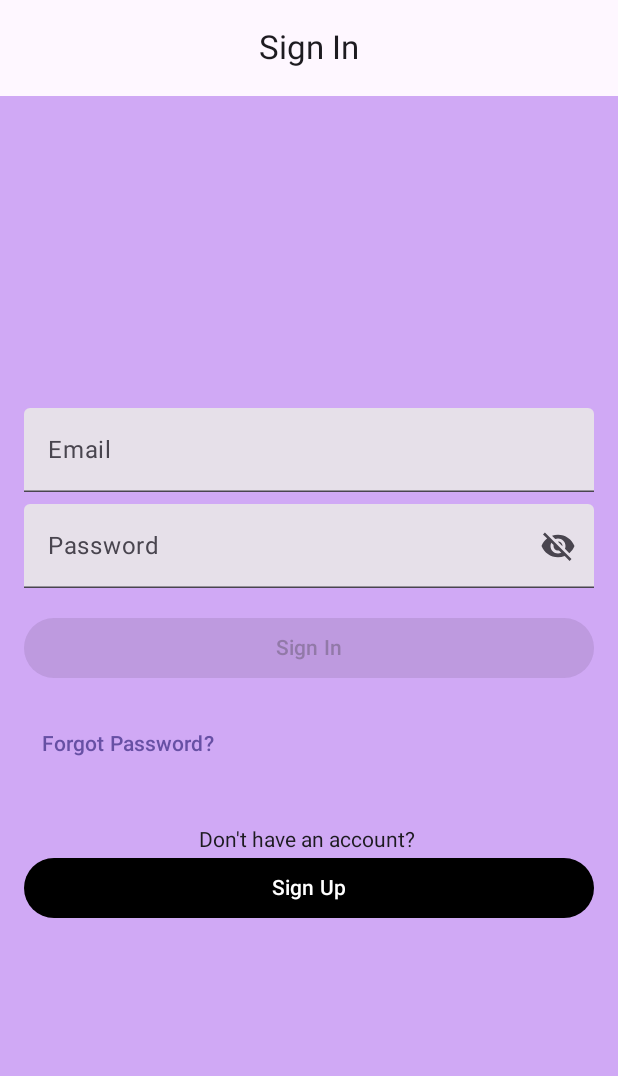
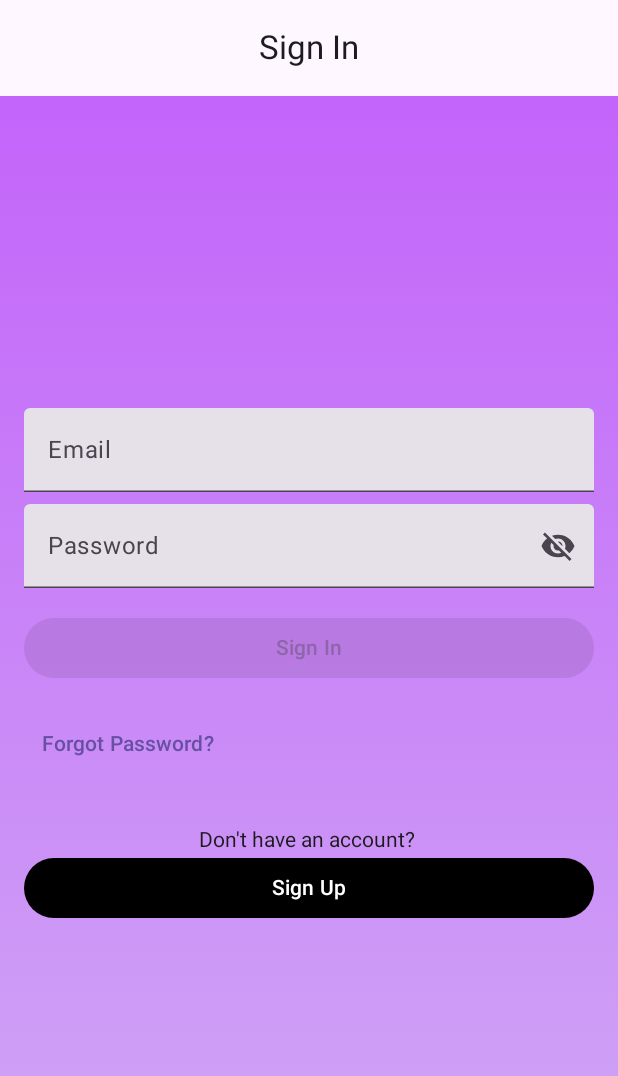
Before and after one commit to Munira12345/MazeConnect_, an Android app built with Jetpack Compose: the screen it shows after launch (MainActivity), after a tap on "Sign In", on a phone screen of 412 x 824 dp. Shown: the top 1076 px of the screen. Run offline under Robolectric (Android 15) with nearby library versions, the light colour scheme and no system bars; our stand-ins replace Firebase (no records; nobody signed in at launch, a user with empty details on screens opened directly); missing, so only their content is drawn: MazeConnectTheme.

Commit message:
sign in and up now have a gradient look toward the UI

```diff
--- a/app/src/main/java/com/example/mazeconnect/SignIn.kt
+++ b/app/src/main/java/com/example/mazeconnect/SignIn.kt
@@ -21,6 +21,9 @@ import androidx.navigation.NavHostController
 import androidx.compose.ui.graphics.Color
 import com.google.firebase.auth.FirebaseAuth
 //import com.google.firebase.auth.FirebaseAuthException
+import androidx.compose.ui.graphics.Brush
+import androidx.compose.ui.geometry.Offset
+
 
 @OptIn(ExperimentalMaterial3Api::class)
 @Composable
@@ -43,7 +46,13 @@ fun SignInScreen(navController: NavHostController) {
             modifier = Modifier
                 .fillMaxSize()
                 .padding(paddingValues)
-                .background(Color(0xFFD0A9F5))
+                .background(
+                    brush = Brush.linearGradient(
+                        colors = listOf(Color(0xFFC364FA), Color(0xFFD0A9F5)), // Gradient from #C364FA to #D0A9F5
+                        start = Offset(0f, 0f),
+                        end = Offset(0f, Float.POSITIVE_INFINITY)
+                    )
+                )
                 .padding(16.dp),
             verticalArrangement = Arrangement.Center
         ) {
--- a/app/src/main/java/com/example/mazeconnect/SignUp.kt
+++ b/app/src/main/java/com/example/mazeconnect/SignUp.kt
@@ -21,6 +21,9 @@ import androidx.compose.ui.graphics.Color
 import com.google.firebase.auth.FirebaseAuth
 //import com.google.firebase.auth.FirebaseAuthException
 import androidx.compose.foundation.background
+import androidx.compose.ui.geometry.Offset
+import androidx.compose.ui.graphics.Brush
+
 
 
 @OptIn(ExperimentalMaterial3Api::class)
@@ -45,7 +48,13 @@ fun SignUpScreen(navController: NavHostController) {
             modifier = Modifier
                 .fillMaxSize()
                 .padding(paddingValues)
-                .background(Color(0xFFD0A9F5))
+                .background(
+                    brush = Brush.linearGradient(
+                        colors = listOf(Color(0xFFC364FA), Color(0xFFD0A9F5)), // Gradient from #C364FA to #D0A9F5
+                        start = Offset(0f, 0f),
+                        end = Offset(0f, Float.POSITIVE_INFINITY)
+                    )
+                )
                 .padding(16.dp),
             verticalArrangement = Arrangement.Center
         ) {
```
Also changed, not shown: app/src/main/java/com/example/mazeconnect/EventDetailsScreen.kt (+32 -60 lines), app/src/main/java/com/example/mazeconnect/EventSeekerHomePage.kt (+10 -4 lines), app/src/main/java/com/example/mazeconnect/MainActivity.kt (+10 -3 lines).
